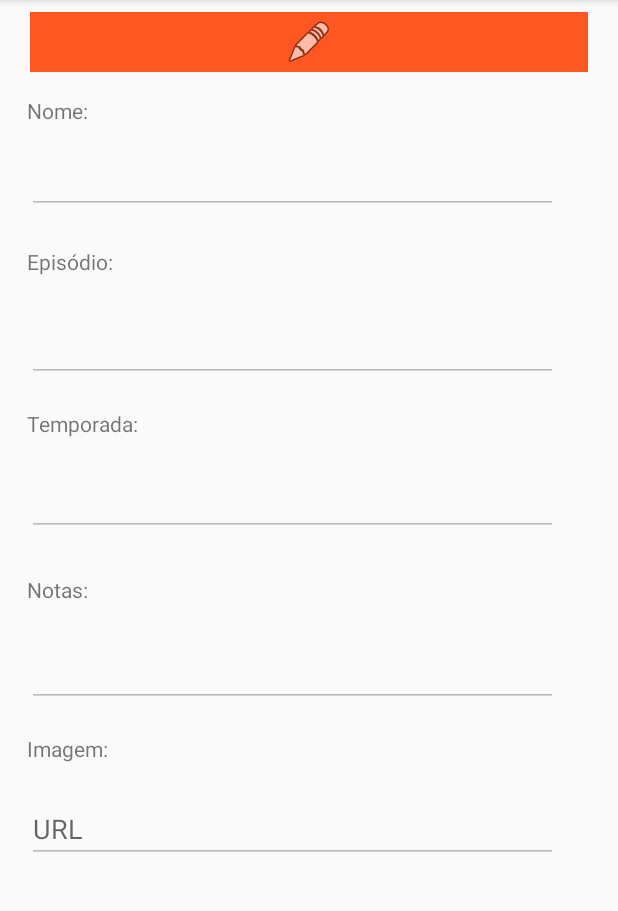
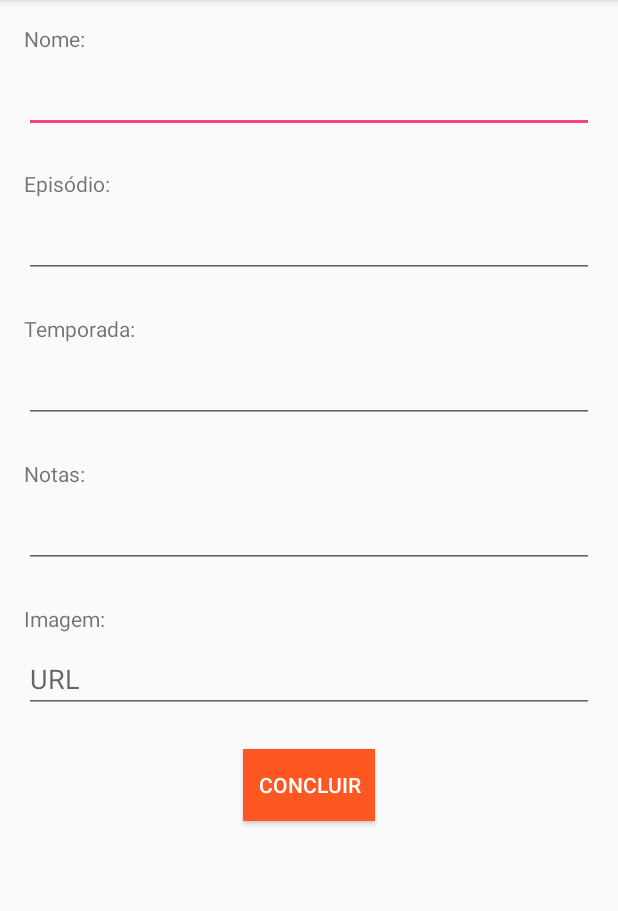
Before and after one commit to PapelRasgado/ProjetoAnime, an Android app: the TelaEdit screen opened directly, with no data from a screen before it, on a phone screen of 412 x 824 dp, the part 84-995 px from its top. Run offline under Robolectric (Android 15) with nearby library versions, the phone set to English and light mode, and no system bars; 6 statements that could not run were skipped.

Commit message:
Alterações medias no view

```diff
--- a/app/src/main/AndroidManifest.xml
+++ b/app/src/main/AndroidManifest.xml
@@ -19,7 +19,7 @@
             </intent-filter>
         </activity>
         <activity android:name=".TelaCadastro" />
-        <activity android:name=".TelaView" />
+        <activity android:name=".TelaEdit" />
         <activity android:name=".TelaSugestao" />
         <activity android:name=".TelaCompleta" />
     </application>
--- a/app/src/main/java/jp/com/projetoanime/TelaView.java
+++ b/app/src/main/java/jp/com/projetoanime/TelaEdit.java
@@ -2,7 +2,6 @@ package jp.com.projetoanime;
 
 import android.content.Intent;
 import android.os.Bundle;
-import android.os.PersistableBundle;
 import android.support.v7.app.AppCompatActivity;
 import android.view.MenuItem;
 import android.view.View;
@@ -22,18 +21,15 @@ import java.util.List;
  * Created by João Paulo on 19/02/2018.
  */
 
-public class TelaView extends AppCompatActivity {
+public class TelaEdit extends AppCompatActivity {
 
     final String FILENAME = "animes_lista";
 
     int animeP;
 
-    boolean edit = false;
-
     File file;
 
     List<Anime> animes;
-    ImageButton editBtn;
     Button btnConc;
     EditText nome;
     EditText ep;
@@ -44,11 +40,7 @@ public class TelaView extends AppCompatActivity {
     protected void onCreate(Bundle savedInstanceState) {
 
         super.onCreate(savedInstanceState);
-        if (savedInstanceState != null) {
-            edit = savedInstanceState.getBoolean("STATE_EDIT");
-        }
-
-        setContentView(R.layout.tela_view);
+        setContentView(R.layout.tela_edit);
 
         getSupportActionBar().setDisplayHomeAsUpEnabled(true);
         getSupportActionBar().setHomeButtonEnabled(true);
@@ -67,7 +59,6 @@ public class TelaView extends AppCompatActivity {
 
         }
 
-        editBtn = findViewById(R.id.edit_btn);
         btnConc = findViewById(R.id.btn_conc_edit);
         nome = findViewById(R.id.nome_edit);
         ep = findViewById(R.id.ep_edit);
@@ -82,36 +73,6 @@ public class TelaView extends AppCompatActivity {
         temp.setText(anime.getTemp() + "");
         notas.setText(anime.getNotas());
         url.setText(anime.getImage());
-
-        if (edit) {
-            editBtn.setVisibility(View.GONE);
-            editBtn.setEnabled(false);
-            btnConc.setVisibility(View.VISIBLE);
-            btnConc.setEnabled(true);
-
-            nome.setEnabled(true);
-            ep.setEnabled(true);
-            temp.setEnabled(true);
-            notas.setEnabled(true);
-            url.setEnabled(true);
-        }
-
-        editBtn.setOnClickListener(new View.OnClickListener() {
-            @Override
-            public void onClick(View view) {
-                edit = true;
-                editBtn.setVisibility(View.GONE);
-                editBtn.setEnabled(false);
-                btnConc.setVisibility(View.VISIBLE);
-                btnConc.setEnabled(true);
-
-                nome.setEnabled(true);
-                ep.setEnabled(true);
-                temp.setEnabled(true);
-                notas.setEnabled(true);
-                url.setEnabled(true);
-            }
-        });
 
         btnConc.setOnClickListener(new View.OnClickListener() {
             @Override
@@ -146,8 +107,10 @@ public class TelaView extends AppCompatActivity {
                         fos.close();
                     }catch(Exception e){
                     }
-                    edit = false;
-                    recreate();
+
+                    finishAffinity();
+                    Intent it = new Intent(TelaEdit.this, MainActivity.class);
+                    startActivity(it);
 
                 } else {
                     Toast.makeText(getApplicationContext(), "Por favor coloque o nome e o ep do anime!!", Toast.LENGTH_SHORT).show();
@@ -158,17 +121,12 @@ public class TelaView extends AppCompatActivity {
 
     }
 
-    @Override
-    public void onSaveInstanceState(Bundle savedInstanceState) {
-        savedInstanceState.putBoolean("STATE_EDIT", edit);
-        super.onSaveInstanceState(savedInstanceState);
-    }
 
     public boolean onOptionsItemSelected(MenuItem item) {
         switch (item.getItemId()) {
             case android.R.id.home:
                 finishAffinity();
-                Intent it = new Intent(TelaView.this, MainActivity.class);
+                Intent it = new Intent(TelaEdit.this, MainActivity.class);
                 startActivity(it);
                 return true;
         }
--- a/app/src/main/java/jp/com/projetoanime/ViewHolder.java
+++ b/app/src/main/java/jp/com/projetoanime/ViewHolder.java
@@ -18,7 +18,7 @@ public class ViewHolder{
     ImageButton btnMaisEp;
     ImageButton btnMenosEp;
     ImageButton btnExcluir;
-    ImageButton btnView;
+    ImageButton btnEdit;
     ImageButton btnMaisTemp;
     ImageButton btnMenosTemp;
     ImageButton btnSend;
--- /dev/null
+++ b/app/src/main/res/layout/tela_edit.xml
@@ -0,0 +1,232 @@
+<?xml version="1.0" encoding="utf-8"?>
+<android.support.constraint.ConstraintLayout xmlns:android="http://schemas.android.com/apk/res/android"
+    xmlns:app="http://schemas.android.com/apk/res-auto"
+    xmlns:tools="http://schemas.android.com/tools"
+    android:layout_width="match_parent"
+    android:layout_height="match_parent">
+
+    <ScrollView
+        android:layout_width="match_parent"
+        android:layout_height="match_parent"
+        app:layout_constraintBottom_toBottomOf="parent"
+        app:layout_constraintEnd_toEndOf="parent"
+        app:layout_constraintStart_toStartOf="parent"
+        app:layout_constraintTop_toTopOf="parent">>
+
+        <android.support.constraint.ConstraintLayout
+            android:layout_width="match_parent"
+            android:layout_height="match_parent">
+
+            <TextView
+                android:id="@+id/textView3"
+                android:layout_width="wrap_content"
+                android:layout_height="wrap_content"
+                android:layout_alignLeft="@+id/nome_edit"
+                android:layout_alignStart="@+id/nome_edit"
+                android:layout_below="@+id/nome_edit"
+                android:layout_marginEnd="8dp"
+                android:layout_marginLeft="16dp"
+                android:layout_marginRight="8dp"
+                android:layout_marginStart="16dp"
+                android:layout_marginTop="24dp"
+                android:text="Episódio:"
+                app:layout_constraintEnd_toEndOf="parent"
+                app:layout_constraintHorizontal_bias="0.0"
+                app:layout_constraintStart_toStartOf="parent"
+                app:layout_constraintTop_toBottomOf="@+id/nome_edit" />
+
+            <EditText
+                android:id="@+id/nome_edit"
+                android:layout_width="0dp"
+                android:layout_height="wrap_content"
+                android:layout_alignLeft="@+id/textView"
+                android:layout_alignStart="@+id/textView"
+                android:layout_below="@+id/textView"
+                android:layout_marginEnd="16dp"
+                android:layout_marginLeft="16dp"
+                android:layout_marginRight="16dp"
+                android:layout_marginStart="16dp"
+                android:layout_marginTop="8dp"
+                android:ems="10"
+                android:inputType="textPersonName"
+                app:layout_constraintEnd_toEndOf="parent"
+                app:layout_constraintHorizontal_bias="0.0"
+                app:layout_constraintStart_toStartOf="parent"
+                app:layout_constraintTop_toBottomOf="@+id/textView" />
+
+            <TextView
+                android:id="@+id/textView"
+                android:layout_width="wrap_content"
+                android:layout_height="wrap_content"
+                android:layout_alignParentLeft="true"
+                android:layout_alignParentStart="true"
+                android:layout_marginEnd="8dp"
+                android:layout_marginLeft="16dp"
+                android:layout_marginRight="8dp"
+                android:layout_marginStart="16dp"
+                android:layout_marginTop="16dp"
+                android:text="Nome:"
+                app:layout_constraintEnd_toEndOf="parent"
+                app:layout_constraintHorizontal_bias="0.0"
+                app:layout_constraintStart_toStartOf="parent"
+                app:layout_constraintTop_toTopOf="parent" />
+
+            <EditText
+                android:id="@+id/ep_edit"
+                android:layout_width="0dp"
+                android:layout_height="wrap_content"
+                android:layout_alignEnd="@+id/nome_edit"
+                android:layout_alignLeft="@+id/textView3"
+                android:layout_alignRight="@+id/nome_edit"
+                android:layout_alignStart="@+id/textView3"
+                android:layout_below="@+id/textView3"
+                android:layout_marginEnd="16dp"
+                android:layout_marginLeft="16dp"
+                android:layout_marginRight="16dp"
+                android:layout_marginStart="16dp"
+                android:layout_marginTop="8dp"
+                android:ems="10"
+                android:inputType="number"
+                app:layout_constraintEnd_toEndOf="parent"
+                app:layout_constraintHorizontal_bias="1.0"
+                app:layout_constraintStart_toStartOf="parent"
+                app:layout_constraintTop_toBottomOf="@+id/textView3" />
+
+            <EditText
+                android:id="@+id/url_edit"
+                android:layout_width="0dp"
+                android:layout_height="wrap_content"
+                android:layout_alignEnd="@+id/notas_edit"
+                android:layout_alignLeft="@+id/textView5"
+                android:layout_alignRight="@+id/notas_edit"
+                android:layout_alignStart="@+id/textView5"
+                android:layout_below="@+id/textView5"
+                android:layout_marginEnd="16dp"
+                android:layout_marginLeft="16dp"
+                android:layout_marginRight="16dp"
+                android:layout_marginStart="16dp"
+                android:layout_marginTop="8dp"
+                android:ems="10"
+                android:hint="URL"
+                android:inputType="textPersonName"
+                app:layout_constraintEnd_toEndOf="parent"
+                app:layout_constraintStart_toStartOf="parent"
+                app:layout_constraintTop_toBottomOf="@+id/textView5" />
+
+            <TextView
+                android:id="@+id/textView4"
+                android:layout_width="wrap_content"
+                android:layout_height="wrap_content"
+                android:layout_alignLeft="@+id/temp_edit"
+                android:layout_alignStart="@+id/temp_edit"
+                android:layout_below="@+id/temp_edit"
+                android:layout_marginEnd="8dp"
+                android:layout_marginLeft="16dp"
+                android:layout_marginRight="8dp"
+                android:layout_marginStart="16dp"
+                android:layout_marginTop="24dp"
+                android:text="Notas:"
+                app:layout_constraintEnd_toEndOf="parent"
+                app:layout_constraintHorizontal_bias="0.0"
+                app:layout_constraintStart_toStartOf="parent"
+                app:layout_constraintTop_toBottomOf="@+id/temp_edit" />
+
+            <EditText
+                android:id="@+id/notas_edit"
+                android:layout_width="0dp"
+                android:layout_height="wrap_content"
+                android:layout_alignEnd="@+id/ep_edit"
+                android:layout_alignLeft="@+id/textView4"
+                android:layout_alignRight="@+id/ep_edit"
+                android:layout_alignStart="@+id/textView4"
+                android:layout_below="@+id/textView4"
+                android:layout_marginEnd="16dp"
+                android:layout_marginLeft="16dp"
+                android:layout_marginRight="16dp"
+                android:layout_marginStart="16dp"
+                android:layout_marginTop="8dp"
+                android:ems="10"
+                android:inputType="textPersonName"
+                app:layout_constraintEnd_toEndOf="parent"
+                app:layout_constraintStart_toStartOf="parent"
+                app:layout_constraintTop_toBottomOf="@+id/textView4" />
+
+            <TextView
+                android:id="@+id/textView5"
+                android:layout_width="wrap_content"
+                android:layout_height="wrap_content"
+                android:layout_alignLeft="@+id/notas_edit"
+                android:layout_alignStart="@+id/notas_edit"
+                android:layout_below="@+id/notas_edit"
+                android:layout_marginEnd="8dp"
+                android:layout_marginLeft="16dp"
+                android:layout_marginRight="8dp"
+                android:layout_marginStart="16dp"
+                android:layout_marginTop="24dp"
+                android:text="Imagem:"
+                app:layout_constraintEnd_toEndOf="parent"
+                app:layout_constraintHorizontal_bias="0.0"
+                app:layout_constraintStart_toStartOf="parent"
+                app:layout_constraintTop_toBottomOf="@+id/notas_edit" />
+
+            <Button
+                android:id="@+id/btn_conc_edit"
+                android:layout_width="wrap_content"
+                android:layout_height="wrap_content"
+                android:layout_below="@+id/url_edit"
+                android:layout_centerHorizontal="true"
+                android:layout_marginBottom="16dp"
+                android:layout_marginEnd="8dp"
+                android:layout_marginLeft="8dp"
+                android:layout_marginRight="8dp"
+                android:layout_marginStart="8dp"
+                android:layout_marginTop="24dp"
+                android:background="@color/colorPrimary"
+                android:text="Concluir"
+                android:textColor="@android:color/background_light"
+                android:visibility="visible"
+                app:layout_constraintBottom_toBottomOf="parent"
+                app:layout_constraintEnd_toEndOf="parent"
+                app:layout_constraintStart_toStartOf="parent"
+                app:layout_constraintTop_toBottomOf="@+id/url_edit" />
+
+            <EditText
+                android:id="@+id/temp_edit"
+                android:layout_width="0dp"
+                android:layout_height="wrap_content"
+                android:layout_alignLeft="@+id/ep_edit"
+                android:layout_alignStart="@+id/ep_edit"
+                android:layout_below="@+id/textView2"
+                android:layout_marginEnd="16dp"
+                android:layout_marginLeft="16dp"
+                android:layout_marginRight="16dp"
+                android:layout_marginStart="16dp"
+                android:layout_marginTop="8dp"
+                android:ems="10"
+                android:inputType="number"
+                app:layout_constraintEnd_toEndOf="parent"
+                app:layout_constraintStart_toStartOf="parent"
+                app:layout_constraintTop_toBottomOf="@+id/textView2" />
+
+            <TextView
+                android:id="@+id/textView2"
+                android:layout_width="wrap_content"
+                android:layout_height="wrap_content"
+                android:layout_alignLeft="@+id/temp_edit"
+                android:layout_alignStart="@+id/temp_edit"
+                android:layout_below="@+id/ep_edit"
+                android:layout_marginEnd="8dp"
+                android:layout_marginLeft="16dp"
+                android:layout_marginRight="8dp"
+                android:layout_marginStart="16dp"
+                android:layout_marginTop="24dp"
+                android:text="Temporada:"
+                app:layout_constraintEnd_toEndOf="parent"
+                app:layout_constraintHorizontal_bias="0.0"
+                app:layout_constraintStart_toStartOf="parent"
+                app:layout_constraintTop_toBottomOf="@+id/ep_edit" />
+
+        </android.support.constraint.ConstraintLayout>
+    </ScrollView>
+
+</android.support.constraint.ConstraintLayout>
--- a/app/src/main/res/layout/tela_view.xml
+++ /dev/null
@@ -1,166 +0,0 @@
-<?xml version="1.0" encoding="utf-8"?>
-<RelativeLayout xmlns:android="http://schemas.android.com/apk/res/android"
-    xmlns:app="http://schemas.android.com/apk/res-auto"
-    android:layout_width="match_parent"
-    android:layout_height="match_parent">
-
-    <ScrollView
-        android:layout_width="match_parent"
-        android:layout_height="match_parent">>
-
-        <RelativeLayout
-            android:layout_width="match_parent"
-            android:layout_height="match_parent">
-
-            <TextView
-                android:id="@+id/textView3"
-                android:layout_width="wrap_content"
-                android:layout_height="wrap_content"
-                android:layout_alignLeft="@+id/nome_edit"
-                android:layout_alignStart="@+id/nome_edit"
-                android:layout_below="@+id/nome_edit"
-                android:layout_marginTop="22dp"
-                android:text="Episódio:" />
-
-            <EditText
-                android:id="@+id/nome_edit"
-                android:layout_width="match_parent"
-                android:layout_height="wrap_content"
-                android:layout_alignLeft="@+id/textView"
-                android:layout_alignStart="@+id/textView"
-                android:layout_below="@+id/textView"
-                android:layout_marginRight="40dp"
-                android:layout_marginTop="14dp"
-                android:ems="10"
-                android:enabled="false"
-                android:inputType="textPersonName" />
-
-            <TextView
-                android:id="@+id/textView"
-                android:layout_width="wrap_content"
-                android:layout_height="wrap_content"
-                android:layout_alignParentLeft="true"
-                android:layout_alignParentStart="true"
-                android:layout_below="@+id/edit_btn"
-                android:layout_marginLeft="18dp"
-                android:layout_marginStart="18dp"
-                android:layout_marginTop="16dp"
-                android:text="Nome:" />
-
-            <EditText
-                android:id="@+id/ep_edit"
-                android:layout_width="wrap_content"
-                android:layout_height="wrap_content"
-                android:layout_alignEnd="@+id/nome_edit"
-                android:layout_alignLeft="@+id/textView3"
-                android:layout_alignRight="@+id/nome_edit"
-                android:layout_alignStart="@+id/textView3"
-                android:layout_below="@+id/textView3"
-                android:layout_marginLeft="0dp"
-                android:layout_marginTop="25dp"
-                android:ems="10"
-                android:enabled="false"
-                android:inputType="number" />
-
-            <EditText
-                android:id="@+id/url_edit"
-                android:layout_width="wrap_content"
-                android:layout_height="wrap_content"
-                android:layout_alignEnd="@+id/notas_edit"
-                android:layout_alignLeft="@+id/textView5"
-                android:layout_alignRight="@+id/notas_edit"
-                android:layout_alignStart="@+id/textView5"
-                android:layout_below="@+id/textView5"
-                android:layout_marginTop="21dp"
-                android:ems="10"
-                android:enabled="false"
-                android:hint="URL"
-                android:inputType="textPersonName" />
-
-            <TextView
-                android:id="@+id/textView4"
-                android:layout_width="wrap_content"
-                android:layout_height="wrap_content"
-                android:layout_alignLeft="@+id/temp_edit"
-                android:layout_alignStart="@+id/temp_edit"
-                android:layout_below="@+id/temp_edit"
-                android:layout_marginTop="26dp"
-                android:text="Notas:" />
-
-            <EditText
-                android:id="@+id/notas_edit"
-                android:layout_width="wrap_content"
-                android:layout_height="wrap_content"
-                android:layout_alignEnd="@+id/ep_edit"
-                android:layout_alignLeft="@+id/textView4"
-                android:layout_alignRight="@+id/ep_edit"
-                android:layout_alignStart="@+id/textView4"
-                android:layout_below="@+id/textView4"
-                android:layout_marginTop="23dp"
-                android:ems="10"
-                android:enabled="false"
-                android:inputType="textPersonName" />
-
-            <TextView
-                android:id="@+id/textView5"
-                android:layout_width="wrap_content"
-                android:layout_height="wrap_content"
-                android:layout_alignLeft="@+id/notas_edit"
-                android:layout_alignStart="@+id/notas_edit"
-                android:layout_below="@+id/notas_edit"
-                android:layout_marginTop="18dp"
-                android:text="Imagem:" />
-
-            <Button
-                android:id="@+id/btn_conc_edit"
-                android:layout_width="wrap_content"
-                android:layout_height="wrap_content"
-                android:layout_below="@+id/url_edit"
-                android:layout_centerHorizontal="true"
-                android:layout_marginBottom="10dp"
-                android:layout_marginTop="23dp"
-                android:background="@color/colorPrimary"
-                android:enabled="false"
-                android:text="Concluir"
-                android:textColor="@android:color/background_light"
-                android:visibility="invisible" />
-
-            <EditText
-                android:id="@+id/temp_edit"
-                android:layout_width="wrap_content"
-                android:layout_height="wrap_content"
-                android:layout_alignEnd="@+id/ep_edit"
-                android:layout_alignLeft="@+id/ep_edit"
-                android:layout_alignStart="@+id/ep_edit"
-                android:layout_below="@+id/textView2"
-                android:layout_marginTop="20dp"
-                android:ems="10"
-                android:enabled="false"
-                android:inputType="number" />
-
-            <TextView
-                android:id="@+id/textView2"
-                android:layout_width="wrap_content"
-                android:layout_height="wrap_content"
-                android:layout_alignLeft="@+id/temp_edit"
-                android:layout_alignStart="@+id/temp_edit"
-                android:layout_below="@+id/ep_edit"
-                android:layout_marginTop="18dp"
-                android:text="Temporada:" />
-
-            <ImageButton
-                android:id="@+id/edit_btn"
-                android:layout_width="match_parent"
-                android:layout_height="40dp"
-                android:layout_alignParentLeft="true"
-                android:layout_alignParentStart="true"
-                android:layout_alignParentTop="true"
-                android:layout_marginLeft="20dp"
-                android:layout_marginRight="20dp"
-                android:layout_marginTop="8dp"
-                android:background="@color/colorPrimary"
-                app:srcCompat="@android:drawable/ic_menu_edit" />
-        </RelativeLayout>
-    </ScrollView>
-
-</RelativeLayout>
--- a/app/src/main/res/layout/values.xml
+++ b/app/src/main/res/layout/values.xml
@@ -70,13 +70,13 @@
         tools:layout_editor_absoluteY="54dp" />
 
     <ImageButton
-        android:id="@+id/exemplo_view"
+        android:id="@+id/exemplo_edit"
         android:layout_width="35dp"
         android:layout_height="35dp"
         android:layout_x="313dp"
         android:layout_y="46dp"
         android:background="@color/colorPrimary"
-        app:srcCompat="@android:drawable/ic_menu_view"
+        app:srcCompat="@android:drawable/ic_menu_edit"
         tools:layout_editor_absoluteX="315dp"
         tools:layout_editor_absoluteY="19dp" />
 
```
Also changed, not shown: app/build.gradle (+6 -6 lines), app/src/main/java/jp/com/projetoanime/AdapterConc.java (+12 -8 lines), app/src/main/java/jp/com/projetoanime/AdapterPer.java (+50 -11 lines), app/src/main/res/layout/layout_view.xml (added, +132 -0 lines).
